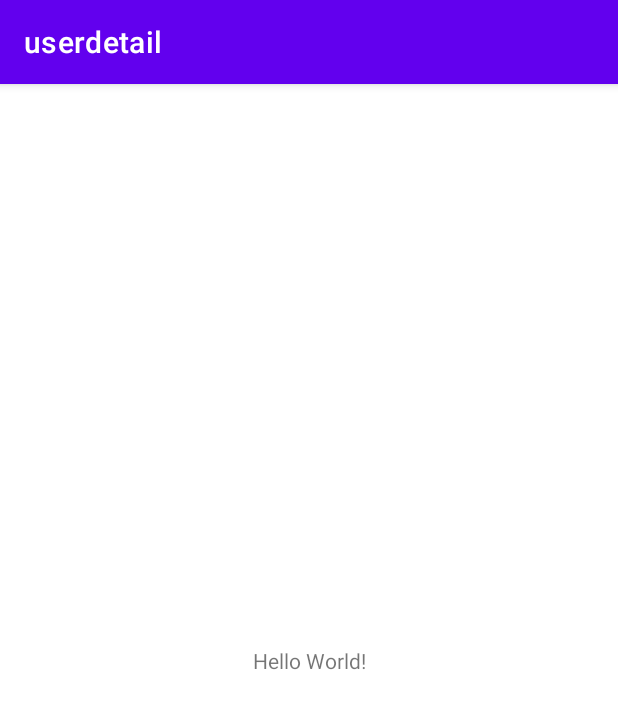
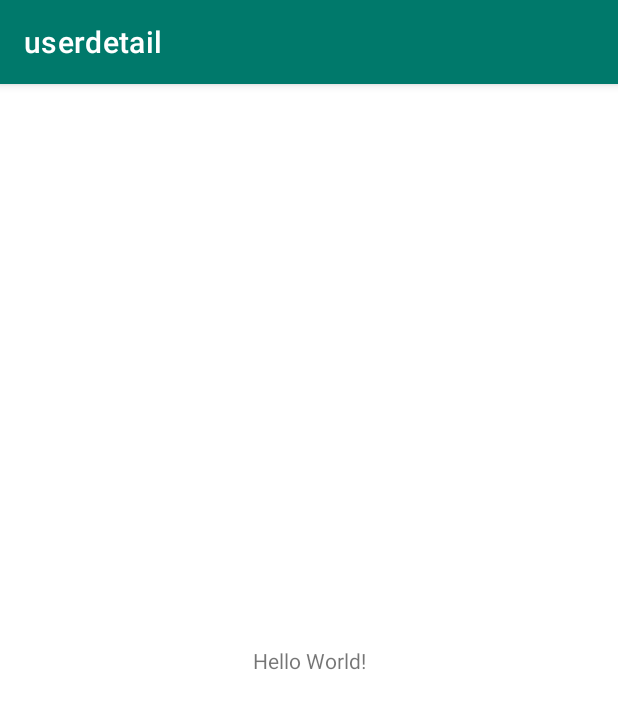
Before and after one commit to alagosr/user-detail-android, an Android app: the screen it shows after launch (MainActivity), on a phone screen of 412 x 824 dp. Shown: the top 709 px of the screen. Run offline under Robolectric (Android 15) with nearby library versions, the phone set to English and light mode, and no system bars; our stand-ins replace Dagger/Hilt's generated code.

Commit message:
Changed theme colors

```diff
--- a/app/src/main/res/values-night/themes.xml
+++ b/app/src/main/res/values-night/themes.xml
@@ -2,12 +2,12 @@
     <!-- Base application theme. -->
     <style name="Theme.Userdetail" parent="Theme.MaterialComponents.DayNight.DarkActionBar">
         <!-- Primary brand color. -->
-        <item name="colorPrimary">@color/purple_200</item>
-        <item name="colorPrimaryVariant">@color/purple_700</item>
+        <item name="colorPrimary">#00796B</item>
+        <item name="colorPrimaryVariant">#004D40</item>
         <item name="colorOnPrimary">@color/black</item>
         <!-- Secondary brand color. -->
-        <item name="colorSecondary">@color/teal_200</item>
-        <item name="colorSecondaryVariant">@color/teal_200</item>
+        <item name="colorSecondary">#FFE082</item>
+        <item name="colorSecondaryVariant">#FFE082</item>
         <item name="colorOnSecondary">@color/black</item>
         <!-- Status bar color. -->
         <item name="android:statusBarColor" tools:targetApi="l">?attr/colorPrimaryVariant</item>
--- a/app/src/main/res/values/themes.xml
+++ b/app/src/main/res/values/themes.xml
@@ -2,12 +2,12 @@
     <!-- Base application theme. -->
     <style name="Theme.Userdetail" parent="Theme.MaterialComponents.DayNight.DarkActionBar">
         <!-- Primary brand color. -->
-        <item name="colorPrimary">@color/purple_500</item>
-        <item name="colorPrimaryVariant">@color/purple_700</item>
+        <item name="colorPrimary">#00796B</item>
+        <item name="colorPrimaryVariant">#004D40</item>
         <item name="colorOnPrimary">@color/white</item>
         <!-- Secondary brand color. -->
-        <item name="colorSecondary">@color/teal_200</item>
-        <item name="colorSecondaryVariant">@color/teal_700</item>
+        <item name="colorSecondary">#FFE082</item>
+        <item name="colorSecondaryVariant">#FFE082</item>
         <item name="colorOnSecondary">@color/black</item>
         <!-- Status bar color. -->
         <item name="android:statusBarColor" tools:targetApi="l">?attr/colorPrimaryVariant</item>
```
